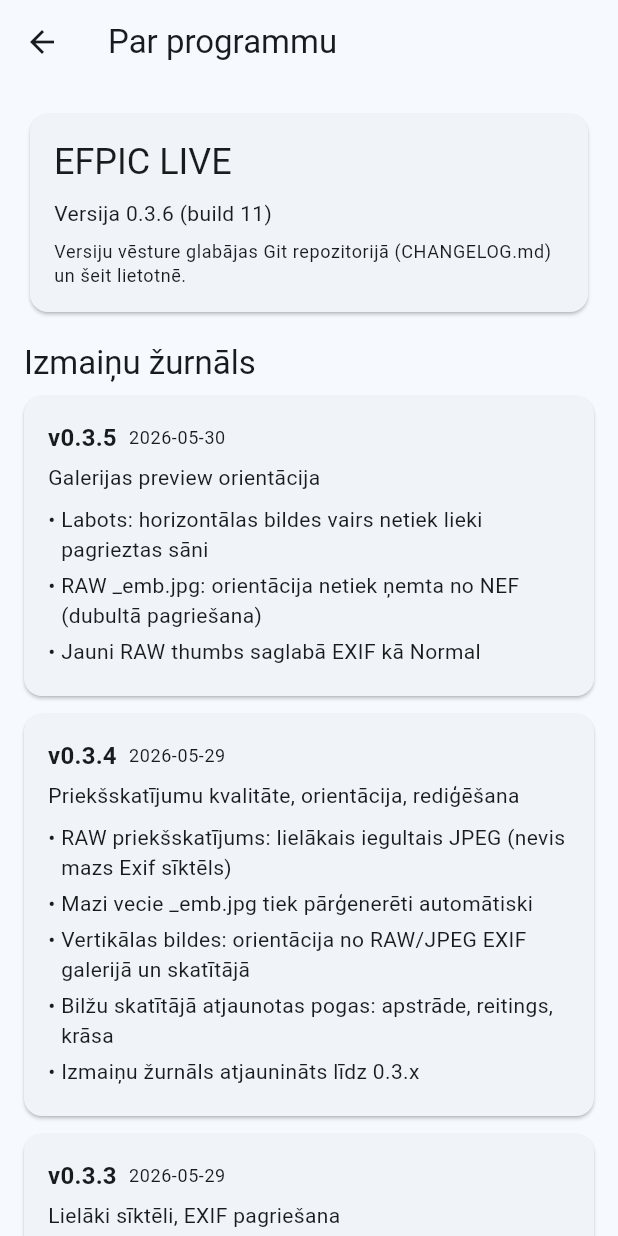
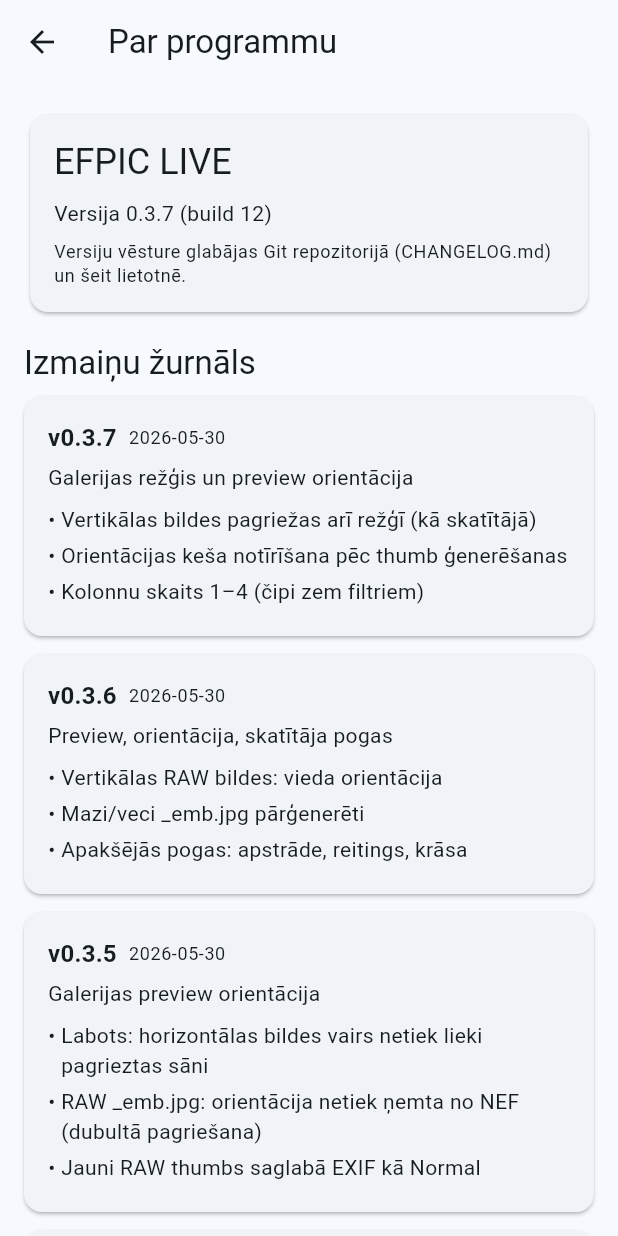
Before and after one commit to siatrioit/EFPIC-LIVE, a Flutter app: the AboutScreen screen opened directly, on a phone screen of 412 x 824 dp. Run offline on Flutter 3.47's test engine with Material 3 defaults, Android fonts, the phone set to English and light mode, and no system bars; our stand-ins replace battery_plus, connectivity_plus, file_picker, flutter_local_notifications, package_info_plus, shared_preferences; missing offline and left inert: exif, ftpconnect; accounts and stored records are empty.

Commit message:
fix(gallery): grid orientation, 1-4 columns, preserve-ui rule (v0.3.7)
Co-authored-by: Cursor <cursoragent@cursor.com>

```diff
--- a/mobile/lib/data/changelog_entries.dart
+++ b/mobile/lib/data/changelog_entries.dart
@@ -18,6 +18,26 @@ class ChangelogEntry {
 }
 
 const appChangelog = <ChangelogEntry>[
+  ChangelogEntry(
+    version: '0.3.7',
+    date: '2026-05-30',
+    summary: 'Galerijas režģis un preview orientācija',
+    items: [
+      'Vertikālas bildes pagriežas arī režģī (kā skatītājā)',
+      'Orientācijas keša notīrīšana pēc thumb ģenerēšanas',
+      'Kolonnu skaits 1–4 (čipi zem filtriem)',
+    ],
+  ),
+  ChangelogEntry(
+    version: '0.3.6',
+    date: '2026-05-30',
+    summary: 'Preview, orientācija, skatītāja pogas',
+    items: [
+      'Vertikālas RAW bildes: vieda orientācija',
+      'Mazi/veci _emb.jpg pārģenerēti',
+      'Apakšējās pogas: apstrāde, reitings, krāsa',
+    ],
+  ),
   ChangelogEntry(
     version: '0.3.5',
     date: '2026-05-30',
@@ -114,4 +134,4 @@ const appChangelog = <ChangelogEntry>[
 ];
 
 /// Atbilst `pubspec.yaml` `version:` lauka major.minor.patch daļai.
-const String appVersionLabel = '0.3.6';
+const String appVersionLabel = '0.3.7';
--- a/mobile/lib/screens/image_viewer_screen.dart
+++ b/mobile/lib/screens/image_viewer_screen.dart
@@ -255,9 +255,10 @@ class _ImageViewerScreenState extends State<ImageViewerScreen> {
             return InteractiveViewer(
               child: OrientedImageFile(
                 path: thumb,
+                rawSourcePath: rawSource,
                 fit: BoxFit.contain,
-                cacheWidth: 2048,
-                cacheHeight: 2048,
+                cacheWidth: 4096,
+                cacheHeight: 4096,
               ),
             );
           }
--- a/mobile/lib/services/app_settings.dart
+++ b/mobile/lib/services/app_settings.dart
@@ -8,6 +8,11 @@ class AppSettings {
   static const _batteryThresholdKey = 'efpic_battery_threshold';
   static const _alertsEnabledKey = 'efpic_alerts_enabled';
   static const _themeModeKey = 'efpic_theme_mode';
+  static const _galleryGridColumnsKey = 'efpic_gallery_grid_columns';
+
+  static const int defaultGalleryGridColumns = 2;
+  static const int minGalleryGridColumns = 1;
+  static const int maxGalleryGridColumns = 4;
 
   static const int defaultBatteryThreshold = 20;
 
@@ -56,4 +61,18 @@ class AppSettings {
     };
     await prefs.setString(_themeModeKey, value);
   }
+
+  Future<int> galleryGridColumns() async {
+    final prefs = await SharedPreferences.getInstance();
+    return (prefs.getInt(_galleryGridColumnsKey) ?? defaultGalleryGridColumns)
+        .clamp(minGalleryGridColumns, maxGalleryGridColumns);
+  }
+
+  Future<void> setGalleryGridColumns(int columns) async {
+    final prefs = await SharedPreferences.getInstance();
+    await prefs.setInt(
+      _galleryGridColumnsKey,
+      columns.clamp(minGalleryGridColumns, maxGalleryGridColumns),
+    );
+  }
 }
--- a/mobile/pubspec.yaml
+++ b/mobile/pubspec.yaml
@@ -1,7 +1,7 @@
 name: efpic_live
 description: EFPIC LIVE — camera workflow, galleries, FTP and web delivery.
 publish_to: 'none'
-version: 0.3.6+11
+version: 0.3.7+12
 
 environment:
   sdk: ^3.12.0
```
Also changed, not shown: mobile/lib/screens/gallery_screen.dart (+38 -1 lines), mobile/lib/utils/image_orientation.dart (+9 -0 lines), mobile/lib/widgets/gallery_thumb.dart (+7 -1 lines), mobile/lib/widgets/oriented_image_file.dart (line endings or trailing spaces), 3 other files.
